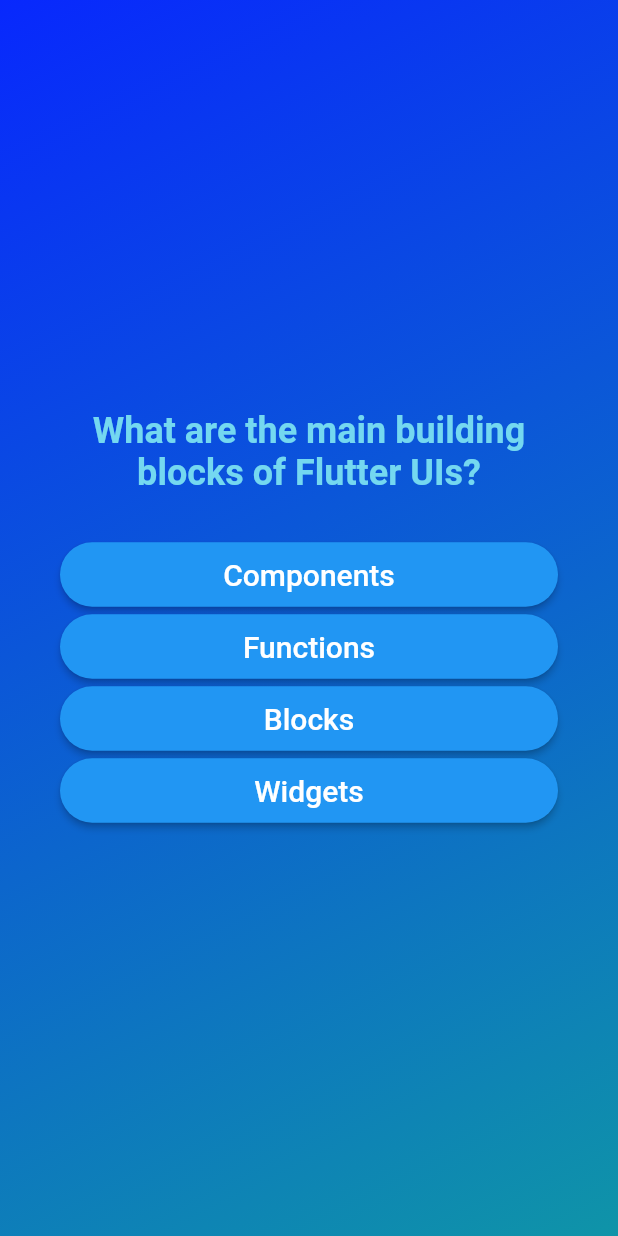
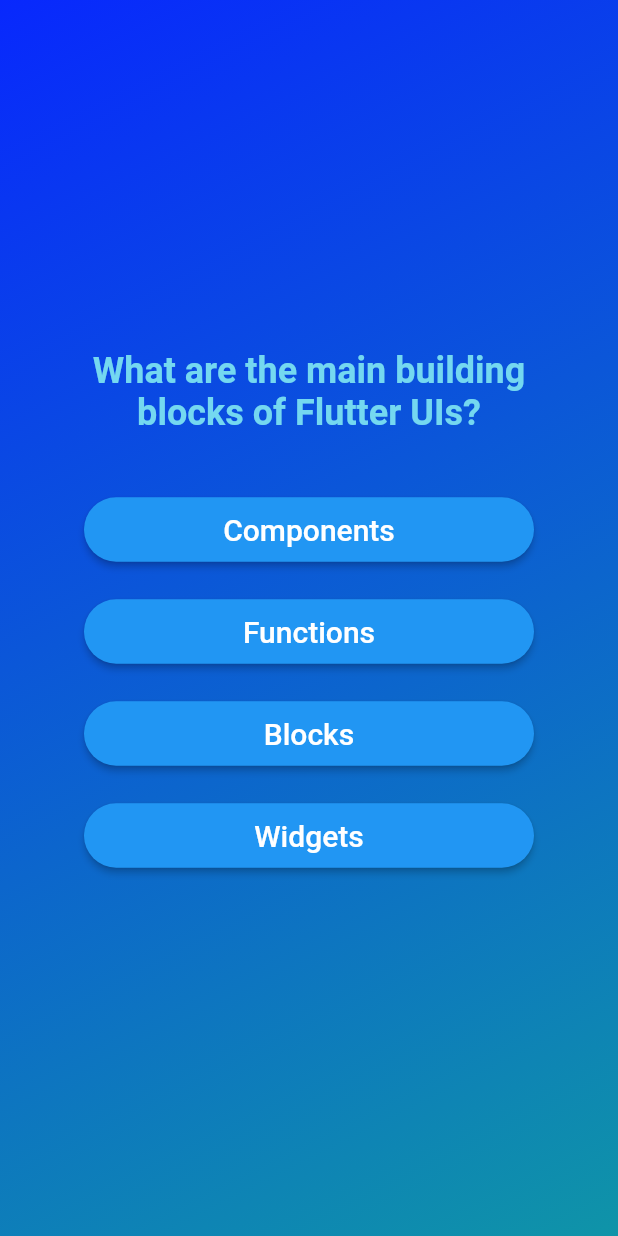
Before and after one commit to Rishi-Mishra0704/flutter_quiz, a Flutter app: the screen it shows after launch, after a tap on "Start Quiz", on a phone screen of 412 x 824 dp. Run offline on Flutter 3.47's test engine with Material 2 defaults, Android fonts, the phone set to English and light mode, and no system bars; our stand-ins replace google_fonts.

Commit message:
update answer button style

```diff
--- a/lib/answer_button.dart
+++ b/lib/answer_button.dart
@@ -1,15 +1,18 @@
 import 'package:flutter/material.dart';
 
 class AnswerButton extends StatelessWidget {
-  const AnswerButton(
-      {required this.answerText, required this.onTap, super.key});
+  const AnswerButton({required this.answerText, required this.onTap, Key? key})
+      : super(key: key);
 
   final String answerText;
   final void Function() onTap;
 
   @override
   Widget build(BuildContext context) {
-    return ElevatedButton(
+    return Padding(
+      padding: const EdgeInsets.symmetric(
+          vertical: 10, horizontal: 16), // Adjust margin as needed
+      child: ElevatedButton(
         onPressed: onTap,
         style: ElevatedButton.styleFrom(
           padding: const EdgeInsets.symmetric(vertical: 10, horizontal: 20),
@@ -24,6 +27,7 @@ class AnswerButton extends StatelessWidget {
           style: const TextStyle(fontSize: 20),
           textAlign: TextAlign.center,
         ),
+      ),
     );
   }
 }
```
Lines whose indentation alone changed are shown as unchanged.
